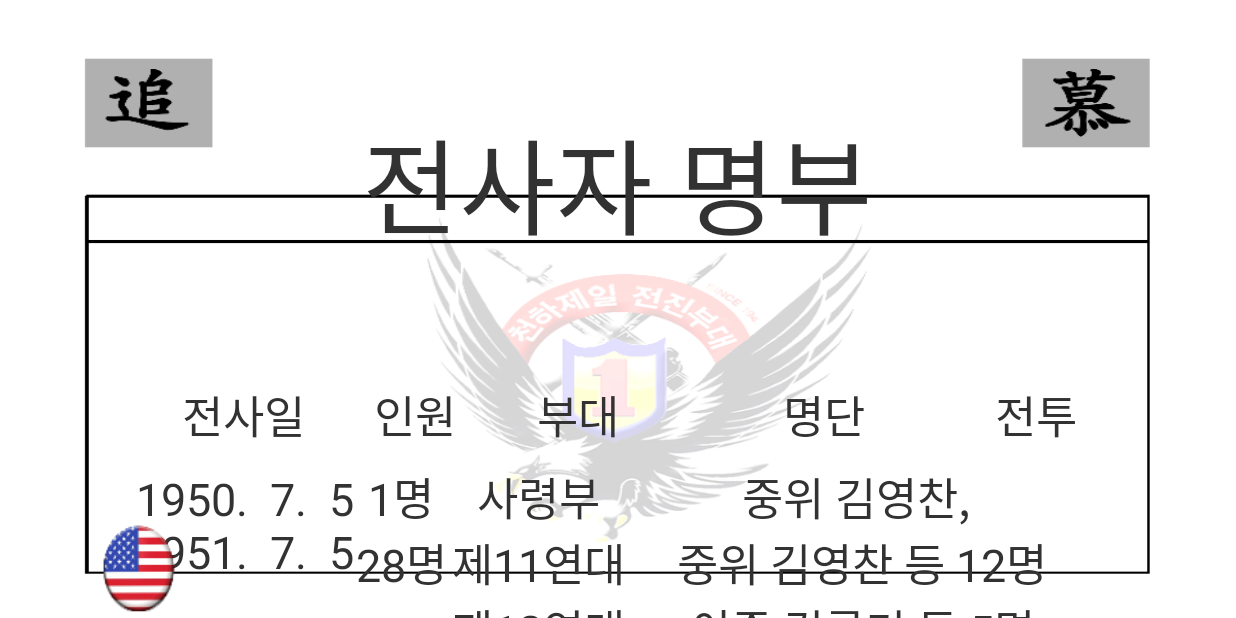
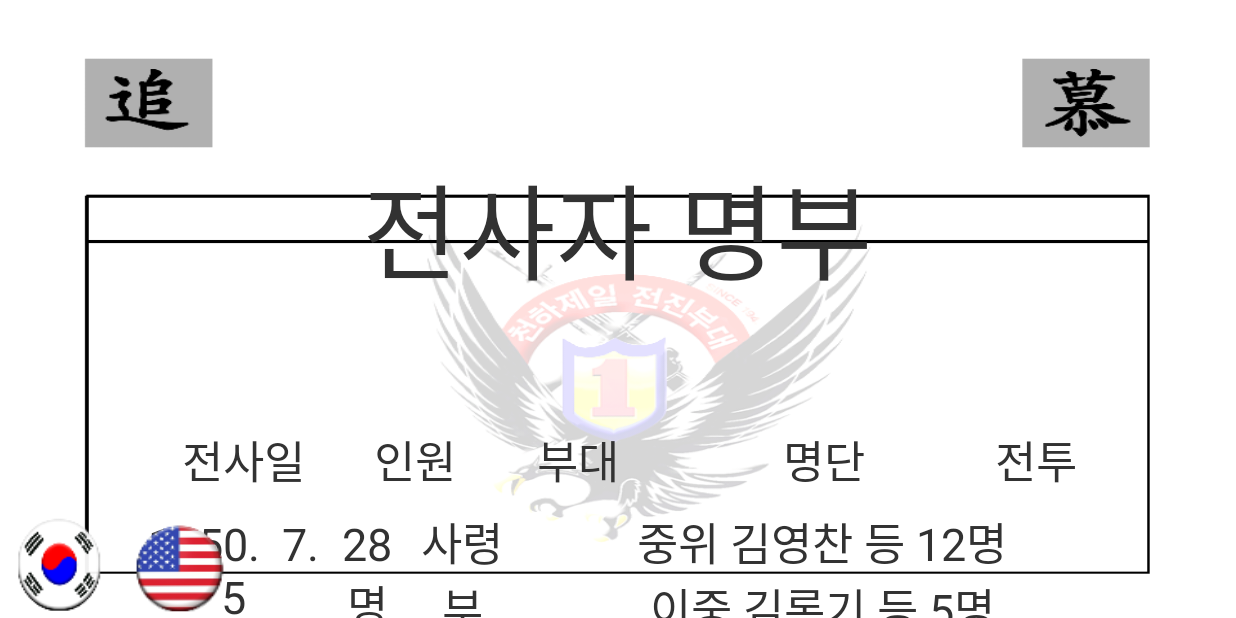
Before and after one commit to jimjang95/JunsajaList, an Android app: the screen it shows after launch (MainActivity), on a phone screen of 824 x 412 dp (held sideways). Run offline under Robolectric (Android 15) with nearby library versions, the light colour scheme and no system bars; 2 statements that could not run were skipped.

Commit message:
- Font added - 명단 살짝 수정 (아직 연도변경, 소속 미변경 케이스 후 버그) - 한/영 묵념 버튼 생성

```diff
--- a/app/src/main/java/mil/army/a1div/junsan/junsajalist/activities/MainActivity.java
+++ b/app/src/main/java/mil/army/a1div/junsan/junsajalist/activities/MainActivity.java
@@ -5,6 +5,7 @@ import android.content.ComponentName;
 import android.content.Context;
 import android.content.Intent;
 import android.content.ServiceConnection;
+import android.graphics.Typeface;
 import android.media.MediaPlayer;
 import android.os.Bundle;
 import android.os.IBinder;
@@ -17,6 +18,7 @@ import java.io.BufferedReader;
 import java.io.File;
 import java.io.IOException;
 import java.io.InputStreamReader;
+import java.lang.reflect.Type;
 import java.util.ArrayList;
 import java.util.Arrays;
 import java.util.Calendar;
@@ -61,6 +63,19 @@ public class MainActivity extends Activity {
         count = (TextView) findViewById(R.id.count);
         sosok = (TextView) findViewById(R.id.sosok);
         name = (TextView) findViewById(R.id.name);
+
+        Typeface tf = Typeface.createFromAsset(getAssets(), "h2mjre.TTF");
+        junsajaList.setTypeface(tf);
+        junsaDate.setTypeface(tf);
+        count.setTypeface(tf);
+        sosok.setTypeface(tf);
+        name.setTypeface(tf);
+        ((TextView) findViewById(R.id.title0)).setTypeface(tf);
+        ((TextView) findViewById(R.id.title1)).setTypeface(tf);
+        ((TextView) findViewById(R.id.title2)).setTypeface(tf);
+        ((TextView) findViewById(R.id.title3)).setTypeface(tf);
+        ((TextView) findViewById(R.id.title4)).setTypeface(tf);
+
 
         Date today = new Date();
         int month = today.getMonth() + 1;
@@ -112,8 +127,24 @@ public class MainActivity extends Activity {
         int startOfSosok = 0;
         int endOfSection = 0;
         int sosokCount = 0;
-        int curYear = 0;
-        Sosok curSosok = null;
+        int curYear = soldiers[0].getYear();
+        junsaDate.append(Integer.toString(curYear));
+        junsaDate.append(". ");
+        if (soldiers[0].getMonth() < 10) {
+            junsaDate.append(" ");
+        }
+        junsaDate.append(Integer.toString(soldiers[0].getMonth()));
+        if (soldiers[0].getDay() < 10) {
+            junsaDate.append(".  ");
+            junsaDate.append(Integer.toString(soldiers[0].getDay()));
+        } else {
+            junsaDate.append(". ");
+            junsaDate.append(Integer.toString(soldiers[0].getDay()));
+        }
+        junsaDate.append("\n");
+        sosok.append(soldiers[0].getSosok().toString());
+        sosok.append("\n");
+        Sosok curSosok = soldiers[0].getSosok();
         for (int i = 0; i < soldiers.length; i++) {
             if (soldiers[i].getYear() != curYear) {
                 //연도가 바뀌면 그 때 연도를 TextView에 출력
@@ -138,9 +169,30 @@ public class MainActivity extends Activity {
                 //연도 예하(?)에 있는 다른 소속 수 만큼 빈 줄 넣어주기
                 count.append("" + (i - startOfYear + 1) + "명\n");
                 for (int j = 0; j < sosokCount; j++) {
-                    junsaDate.append("\n");
                     count.append("\n");
                 }
+
+                if (soldiers[i].getSosok().equals(curSosok)) {
+                    //연도가 바뀌었는데 소속이 안 바뀐 경우를 잡아줌
+                    sosok.append(soldiers[i].getSosok().toString());
+                    sosok.append("\n");
+                    if (i - startOfSosok > 2) {
+                        // 한 줄에 3명 이상이 들어가야함 (전 줄에 입력을 다 끝났을 때 해주는 것임)
+                        name.append(soldiers[startOfSosok].nameRank());
+                        name.append(" 등 " + (i - startOfSosok) + "명");
+                    } else {
+                        for (int j = startOfSosok; j <= i; j++) {
+                            name.append(soldiers[j].nameRank());
+                            if (j != i - 1) {
+                                name.append(", ");
+                            }
+                        }
+                    }
+                    junsaDate.append("\n");
+                    name.append("\n");
+                    sosokCount++;
+                }
+
                 //연도 바뀌었으니까 다 초기화
                 startOfYear = i;
                 startOfSosok = i;
@@ -163,6 +215,7 @@ public class MainActivity extends Activity {
                         }
                     }
                 }
+                junsaDate.append("\n");
                 name.append("\n");
                 startOfSosok = i;
                 curSosok = soldiers[i].getSosok();
@@ -182,13 +235,26 @@ public class MainActivity extends Activity {
                     return;
                 }
                 if (!mService.mPlayer.isPlaying()) {
-                    mService.startMusic();
+                    mService.startMusicKr();
                 } else {
                     mService.stopMusic();
                 }
             }
         });
-
+        playStopUS.setOnClickListener(new View.OnClickListener() {
+            @Override
+            public void onClick(View view) {
+                Log.d("PLAYSTOP_BUTTON", "OnClick Activated!!!");
+                if (!mBound) {
+                    return;
+                }
+                if (!mService.mPlayer.isPlaying()) {
+                    mService.startMusicEn();
+                } else {
+                    mService.stopMusic();
+                }
+            }
+        });
     }
 
     @Override
--- a/app/src/main/res/layout/activity_main.xml
+++ b/app/src/main/res/layout/activity_main.xml
@@ -12,7 +12,7 @@
         android:layout_width="wrap_content"
         android:layout_height="wrap_content"
         android:layout_centerHorizontal="true"
-        android:paddingTop="70dp"
+        android:paddingTop="100dp"
         android:text="전사자 명부"
         android:textSize="70dp" />
 
@@ -32,6 +32,7 @@
             android:paddingTop="80dp">
 
             <TextView
+                android:id="@+id/title0"
                 android:layout_width="wrap_content"
                 android:layout_height="wrap_content"
                 android:layout_weight="2"
@@ -40,6 +41,7 @@
                 android:textSize="30dp"/>
 
             <TextView
+                android:id="@+id/title1"
                 android:layout_width="wrap_content"
                 android:layout_height="wrap_content"
                 android:layout_weight="1"
@@ -48,6 +50,7 @@
                 android:textSize="30dp"/>
 
             <TextView
+                android:id="@+id/title2"
                 android:layout_width="wrap_content"
                 android:layout_height="wrap_content"
                 android:layout_weight="2.5"
@@ -56,6 +59,7 @@
                 android:textSize="30dp"/>
 
             <TextView
+                android:id="@+id/title3"
                 android:layout_width="wrap_content"
                 android:layout_height="wrap_content"
                 android:layout_weight="4.5"
@@ -64,6 +68,7 @@
                 android:textSize="30dp"/>
 
             <TextView
+                android:id="@+id/title4"
                 android:layout_width="wrap_content"
                 android:layout_height="wrap_content"
                 android:layout_weight="1"
@@ -122,15 +127,14 @@
 
     <ImageButton
         android:id="@+id/playStopKorea"
-        android:layout_width="60dp"
-        android:layout_height="60dp"
+        android:layout_width="80dp"
+        android:layout_height="70dp"
         android:background="@mipmap/ic_korea"
-        android:layout_below="@+id/linearLayout"
         android:layout_alignParentBottom="true" />
 
     <ImageButton
         android:id="@+id/playStopUS"
-        android:layout_width="65dp"
+        android:layout_width="80dp"
         android:layout_height="65dp"
         android:background="@mipmap/ic_us"
         android:layout_alignParentBottom="true"
--- a/app/src/main/res/values/strings.xml
+++ b/app/src/main/res/values/strings.xml
@@ -1,3 +1,3 @@
 <resources>
-    <string name="app_name">JunsajaList</string>
+    <string name="app_name">전사자 명부</string>
 </resources>
```
Also changed, not shown: app/src/main/java/mil/army/a1div/junsan/junsajalist/activities/MusicService.java (+24 -1 lines).
